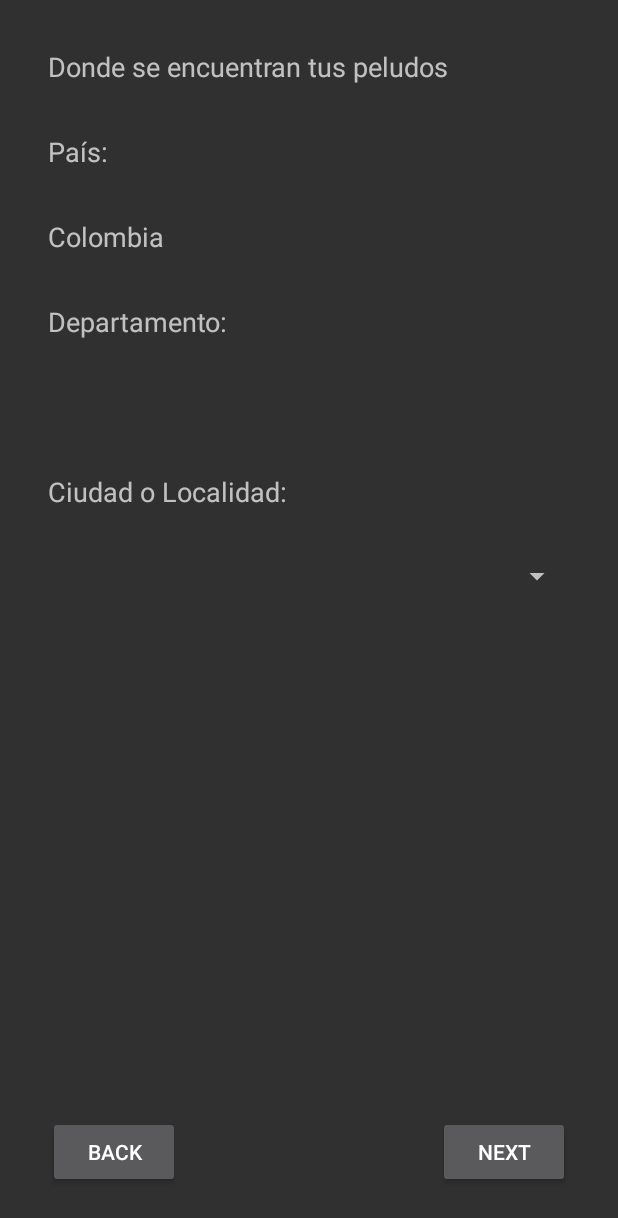
After one commit to Marodriguezfu/Appet2, an Android app: the Registro2Activity screen opened directly, with no data from a screen before it, on a phone screen of 412 x 824 dp. The commit adds this screen. Shown: the top 1218 px of the screen. Run offline under Robolectric (Android 15) with nearby library versions, the light colour scheme and no system bars.

Commit message:
Inclusion de ubicacion de perritos

```diff
--- a/app/src/main/java/com/example/appet/AuthActivity.kt
+++ b/app/src/main/java/com/example/appet/AuthActivity.kt
@@ -58,7 +58,9 @@ class AuthActivity : AppCompatActivity() {
             if (user_login.text.isNotEmpty() && password_login.text.isNotEmpty() && nombre_registro.text.isNotEmpty() && telefono_registro.text.isNotEmpty()) { //COMPROBAR QUE NO SON VACÍAS
                 FirebaseAuth.getInstance().createUserWithEmailAndPassword(user_login.text.toString(), password_login.text.toString()).addOnCompleteListener {//REGISTRO DE USUARIO Y CONTRASEÑA EN FIREBASE
                     if (it.isSuccessful) {
-                        showHome(it.result?.user?.email ?: "", ProviderType.BASIC) // PASAR A LA NUEVA PANTALLA,los signos de interrogación son porque el email puede o no existir( Por lo que estas son condiciones por si no existe envíe un string vacío
+                        //showHome(it.result?.user?.email ?: "", ProviderType.BASIC) // PASAR A LA NUEVA PANTALLA,los signos de interrogación son porque el email puede o no existir( Por lo que estas son condiciones por si no existe envíe un string vacío
+                        val registro1Intent = Intent(this, Registro1Activity::class.java)
+                        startActivity(registro1Intent)
                     } else {
                         showAlert2()//El usuario ya esta registrado
                     }
--- /dev/null
+++ b/app/src/main/java/com/example/appet/Registro2Activity.kt
@@ -0,0 +1,91 @@
+package com.example.appet
+
+import android.content.Intent
+import androidx.appcompat.app.AppCompatActivity
+import android.os.Bundle
+import android.view.View
+import android.widget.AdapterView
+import android.widget.Spinner
+import android.widget.TextView
+import android.widget.Toast
+import kotlinx.android.synthetic.main.activity_registro1.*
+import kotlinx.android.synthetic.main.activity_registro2.*
+import android.widget.ArrayAdapter as ArrayAdapter1
+import kotlinx.android.synthetic.main.activity_registro1.buttonNext as buttonNext1
+
+class Registro2Activity : AppCompatActivity(), AdapterView.OnItemSelectedListener {
+
+    private var spinner: Spinner? = null //creamos una variable para el Spinner
+    private var arrayAdapter: ArrayAdapter1<String>? = null //Creamos un ArrayAdapter, se utiliza a la hora de pasar el arreglo al Spinner
+    private var result:TextView ? = null //Esta variable debe ser eliminada, solo se utiliza para mostrar que si se esta seleccionando el departamento
+    private var depto: TextView? = null //Esta variable se utiliza para definir el texto que ira en en la zona de departamento, su valor depende de la actividad anterior
+    private lateinit var ciudad: String //Esta variable se utiliza para almacenar el valor de la ciudad seleccionada por el usuario
+
+
+    override fun onCreate(savedInstanceState: Bundle?) {
+        super.onCreate(savedInstanceState)
+        setContentView(R.layout.activity_registro2)
+
+        //Setup
+        val bundle = intent.extras //RECUPERAR LOS PARAMETROS
+        val departamento =  bundle?.getString("departamento")//Se recupera el valor del departamento, proveniente de la actividad Registro1
+
+
+        depto = findViewById(R.id.deptoSeleccion) //Se accede al id del textView en donde se almacenara el departamento del usuario
+        depto?.text = departamento //Se le asigna el valor del departamento, al textView del xml
+
+        val itemList = arrayCity(departamento) //Creamos el array de las ciudades del departamento, el argumento viene del activity anterior
+
+        spinner = findViewById(R.id.spinnerCiudad) //Accedemos al Spinner que hicimos en el archivo xml con la ayuda de su id
+        result = findViewById(R.id.resultText) //Esta linea debe ser eliminada, solo se utiliza para mostrar que si se esta seleccionanda la ciudad
+        arrayAdapter = ArrayAdapter1(applicationContext , android.R.layout.simple_spinner_item , itemList) //se llama el array que ya creamos y se adapta
+        spinner?.adapter = arrayAdapter //Se envia el array que ya hemos adatado al spinner
+        spinner?.onItemSelectedListener = this //Se define el spinner
+
+        buttonBack.setOnClickListener {
+
+            //Llamamos la actividad Registro 1
+
+            val registro1Intent = Intent(this, Registro1Activity::class.java)
+            startActivity(registro1Intent)
+
+        }
+
+        buttonNext.setOnClickListener {
+
+            //Llamamos la actividad Registro 1
+
+            val homeIntent = Intent(this, HomeActivity::class.java)
+            startActivity(homeIntent)
+
+        }
+    }
+
+
+    //Creamos una funcion para crear el array de las ciudades de cada departamentos de Colombia
+    private fun arrayCity(departamento:String?): ArrayList<String> {
+        val ciudades = arrayListOf<String>() //Creamos el array de ciudades del departamento de Colombia
+
+        if(departamento.equals("Amazonas")){
+            ciudades.addAll(listOf("Leticia","Puerto Nariño"))
+        }
+        /*departamentos.addAll(listOf("Amazonas","Antioquia",
+            "Arauca","Atlántico","Bogotá","Bolívar","Boyacá",
+            "Caldas","Caquetá","Casanare","Cauca","Cesar","Chocó",
+            "Córdoba","Cundinamarca","Guainía","Guaviare","Huila",
+            "La Guajira","Magdalena","Meta","Nariño","Norte de Santander",
+            "Putumayo","Quindío","Risaralda","San Andrés y Providencia",
+            "Santander","Sucre","Tolima","Valle del Cauca","Vaupés","Vichada"))*/
+        return ciudades
+    }
+
+    override fun onNothingSelected(p0: AdapterView<*>?) {
+        Toast.makeText(applicationContext,"Nothing Selected", Toast.LENGTH_LONG).show()
+    }
+
+    override fun onItemSelected(parent: AdapterView<*>?, view: View?, position: Int, id: Long) {
+        ciudad = parent?.getItemAtPosition(position) as String
+        result?.text = ciudad//jhj
+        //Toast.makeText(applicationContext , "$items", Toast.LENGTH_LONG).show()
+    }
+}
--- /dev/null
+++ b/app/src/main/res/layout/activity_registro2.xml
@@ -0,0 +1,113 @@
+<?xml version="1.0" encoding="utf-8"?>
+<androidx.constraintlayout.widget.ConstraintLayout xmlns:android="http://schemas.android.com/apk/res/android"
+    xmlns:app="http://schemas.android.com/apk/res-auto"
+    xmlns:tools="http://schemas.android.com/tools"
+    android:layout_width="match_parent"
+    android:layout_height="match_parent"
+    tools:context=".Registro2Activity">
+
+    <TextView
+        android:id="@+id/textInicial"
+        android:layout_width="wrap_content"
+        android:layout_height="wrap_content"
+        android:layout_marginStart="32dp"
+        android:layout_marginTop="32dp"
+        android:text="Donde se encuentran tus peludos"
+        android:textSize="18sp"
+        app:layout_constraintStart_toStartOf="parent"
+        app:layout_constraintTop_toTopOf="parent" />
+
+    <TextView
+        android:id="@+id/paisText"
+        android:layout_width="wrap_content"
+        android:layout_height="wrap_content"
+        android:layout_marginStart="32dp"
+        android:layout_marginTop="32dp"
+        android:text="País: "
+        android:textSize="18sp"
+        app:layout_constraintStart_toStartOf="parent"
+        app:layout_constraintTop_toBottomOf="@+id/textInicial" />
+
+    <TextView
+        android:id="@+id/paisSelected"
+        android:layout_width="wrap_content"
+        android:layout_height="wrap_content"
+        android:layout_marginStart="32dp"
+        android:layout_marginTop="32dp"
+        android:text="Colombia"
+        android:textSize="18sp"
+        android:backgroundTint="#9C9C9C"
+        app:layout_constraintStart_toStartOf="parent"
+        app:layout_constraintTop_toBottomOf="@+id/paisText" />
+
+    <TextView
+        android:id="@+id/deptoTExt"
+        android:layout_width="wrap_content"
+        android:layout_height="wrap_content"
+        android:layout_marginStart="32dp"
+        android:layout_marginTop="32dp"
+        android:text="Departamento:"
+        android:textSize="18sp"
+        app:layout_constraintStart_toStartOf="parent"
+        app:layout_constraintTop_toBottomOf="@+id/paisSelected" />
+
+    <TextView
+        android:id="@+id/deptoSeleccion"
+        android:layout_width="wrap_content"
+        android:layout_height="wrap_content"
+        android:layout_marginStart="32dp"
+        android:layout_marginTop="32dp"
+        android:textSize="18sp"
+        app:layout_constraintStart_toStartOf="parent"
+        app:layout_constraintTop_toBottomOf="@+id/deptoTExt" />
+
+    <TextView
+        android:id="@+id/ciudadText"
+        android:layout_width="wrap_content"
+        android:layout_height="wrap_content"
+        android:layout_marginStart="32dp"
+        android:layout_marginTop="32dp"
+        android:text="Ciudad o Localidad:"
+        android:textSize="18sp"
+        app:layout_constraintStart_toStartOf="parent"
+        app:layout_constraintTop_toBottomOf="@+id/deptoSeleccion" />
+
+    <Spinner
+        android:id="@+id/spinnerCiudad"
+        android:layout_width="350dp"
+        android:layout_height="wrap_content"
+        android:layout_marginStart="32dp"
+        android:layout_marginTop="32dp"
+        app:layout_constraintStart_toStartOf="parent"
+        app:layout_constraintTop_toBottomOf="@+id/ciudadText" />
+
+    <Button
+        android:id="@+id/buttonNext"
+        android:layout_width="wrap_content"
+        android:layout_height="wrap_content"
+        android:layout_marginEnd="32dp"
+        android:layout_marginBottom="32dp"
+        android:text="Next"
+        app:layout_constraintBottom_toBottomOf="parent"
+        app:layout_constraintEnd_toEndOf="parent" />
+
+    <Button
+        android:id="@+id/buttonBack"
+        android:layout_width="wrap_content"
+        android:layout_height="wrap_content"
+        android:layout_marginStart="32dp"
+        android:layout_marginBottom="32dp"
+        android:text="Back"
+        app:layout_constraintBottom_toBottomOf="parent"
+        app:layout_constraintStart_toStartOf="parent" />
+
+    <TextView
+        android:id="@+id/resultText"
+        android:layout_width="wrap_content"
+        android:layout_height="wrap_content"
+        android:layout_marginStart="170dp"
+        android:layout_marginBottom="150dp"
+        app:layout_constraintBottom_toBottomOf="parent"
+        app:layout_constraintStart_toStartOf="parent" />
+
+</androidx.constraintlayout.widget.ConstraintLayout>
```
Also changed, not shown: app/src/main/AndroidManifest.xml (+6 -10 lines), app/src/main/java/com/example/appet/Registro1Activity.kt (added, +73 -0 lines), app/src/main/res/layout/activity_registro1.xml (added, +82 -0 lines).
